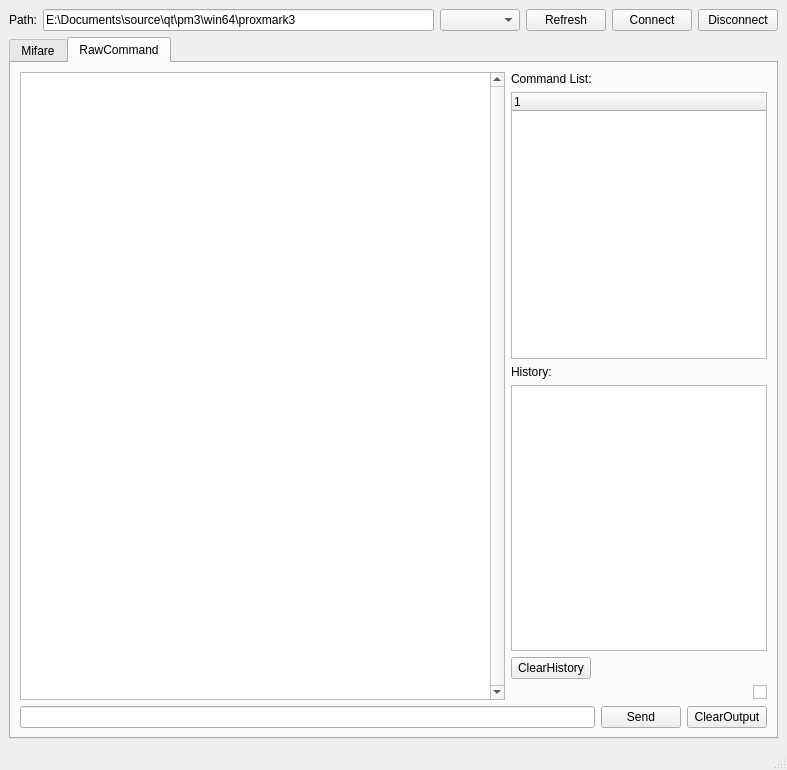
Above: mainwindow.ui from wh201906/Proxmark3GUI before the change. Below: the same form after it.
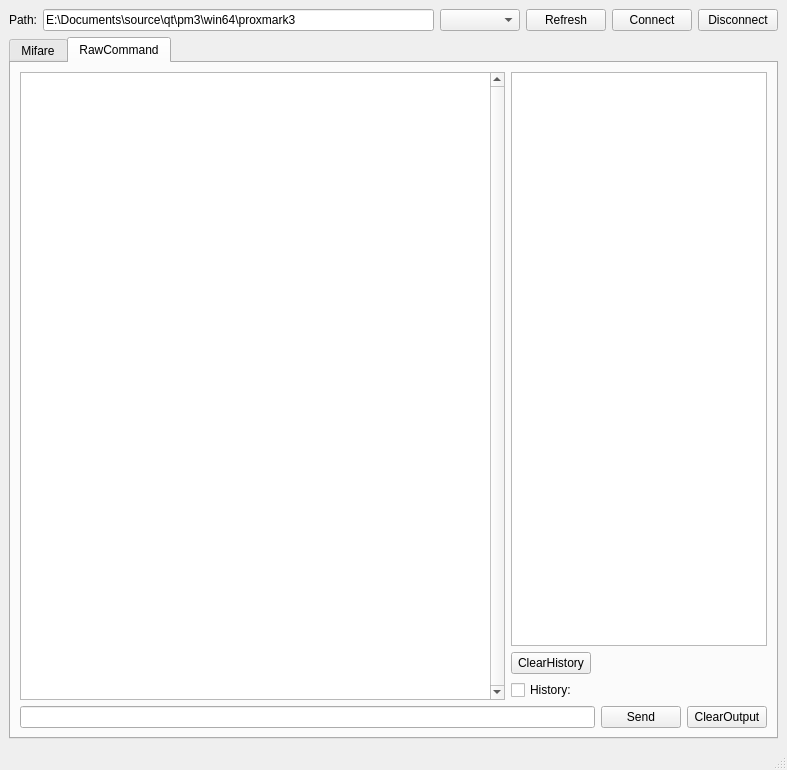
That is the form after the change. The open tabs and pages were chosen to show the change.

Commit message: Delete command help view(It's hard for me to resolve the -help output now)

The edit to the form file:
```diff
--- a/mainwindow.ui
+++ b/mainwindow.ui
@@ -848,38 +848,6 @@
           </item>
           <item>
            <layout class="QVBoxLayout" name="verticalLayout_3">
-            <item>
-             <widget class="QLabel" name="Raw_CMDTreeLabel">
-              <property name="text">
-               <string>Command List:</string>
-              </property>
-             </widget>
-            </item>
-            <item>
-             <widget class="QTreeWidget" name="Raw_CMDTreeWidget">
-              <property name="minimumSize">
-               <size>
-                <width>1</width>
-                <height>0</height>
-               </size>
-              </property>
-              <property name="columnCount">
-               <number>1</number>
-              </property>
-              <column>
-               <property name="text">
-                <string>1</string>
-               </property>
-              </column>
-             </widget>
-            </item>
-            <item>
-             <widget class="QLabel" name="Raw_CMDHistoryLabel">
-              <property name="text">
-               <string>History:</string>
-              </property>
-             </widget>
-            </item>
             <item>
              <widget class="QListWidget" name="Raw_CMDHistoryWidget">
               <property name="sizePolicy">
@@ -909,10 +877,13 @@
             <item>
              <widget class="QCheckBox" name="Raw_moreFuncCheckBox">
               <property name="layoutDirection">
-               <enum>Qt::RightToLeft</enum>
+               <enum>Qt::LeftToRight</enum>
               </property>
               <property name="text">
-               <string/>
+               <string>History:</string>
+              </property>
+              <property name="tristate">
+               <bool>false</bool>
               </property>
              </widget>
             </item>
```
Left out of the diff: 4 changed lines with no effect on the pictures. The commit also changes 2 other files.
